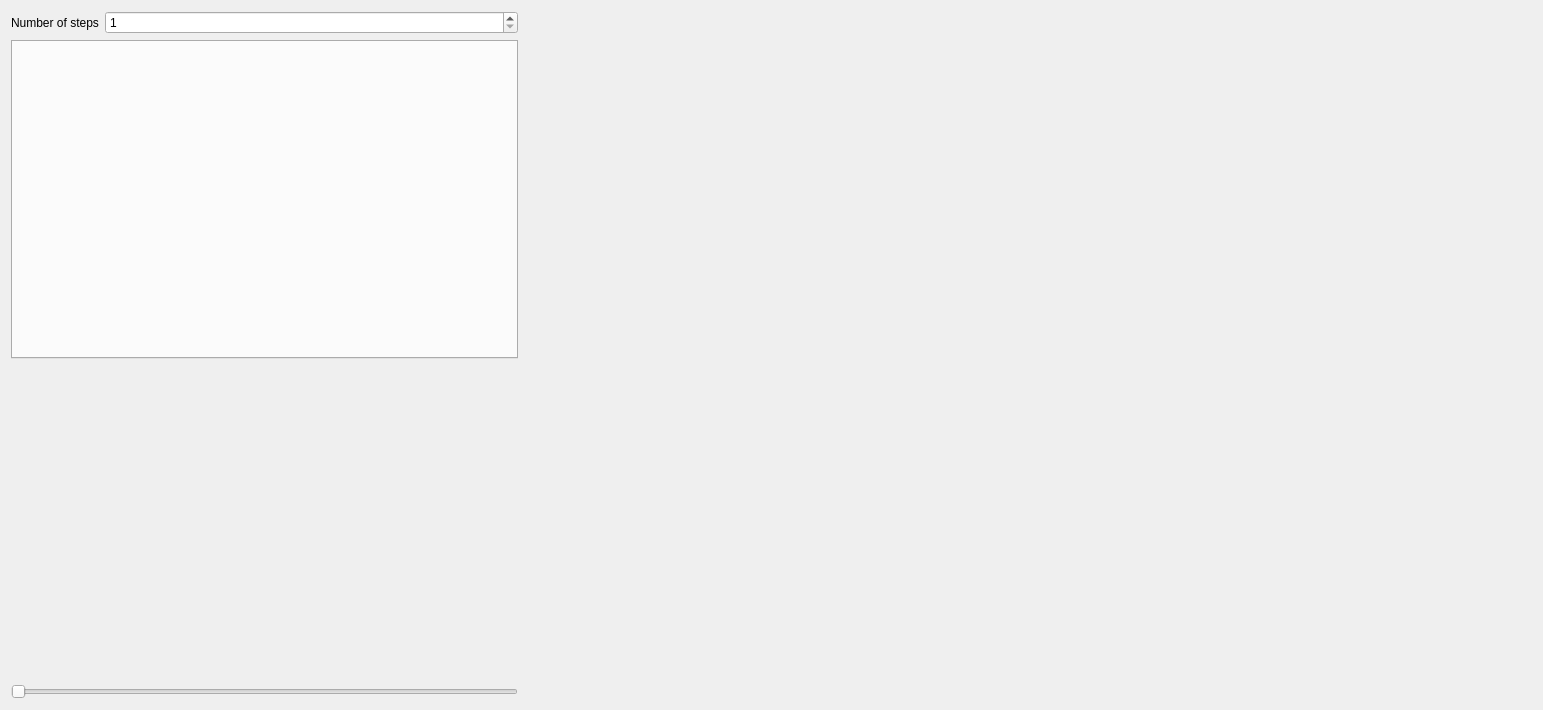
Qt form app/window/pulse_window.ui (teuncm/wormenpracticum) before a commit.
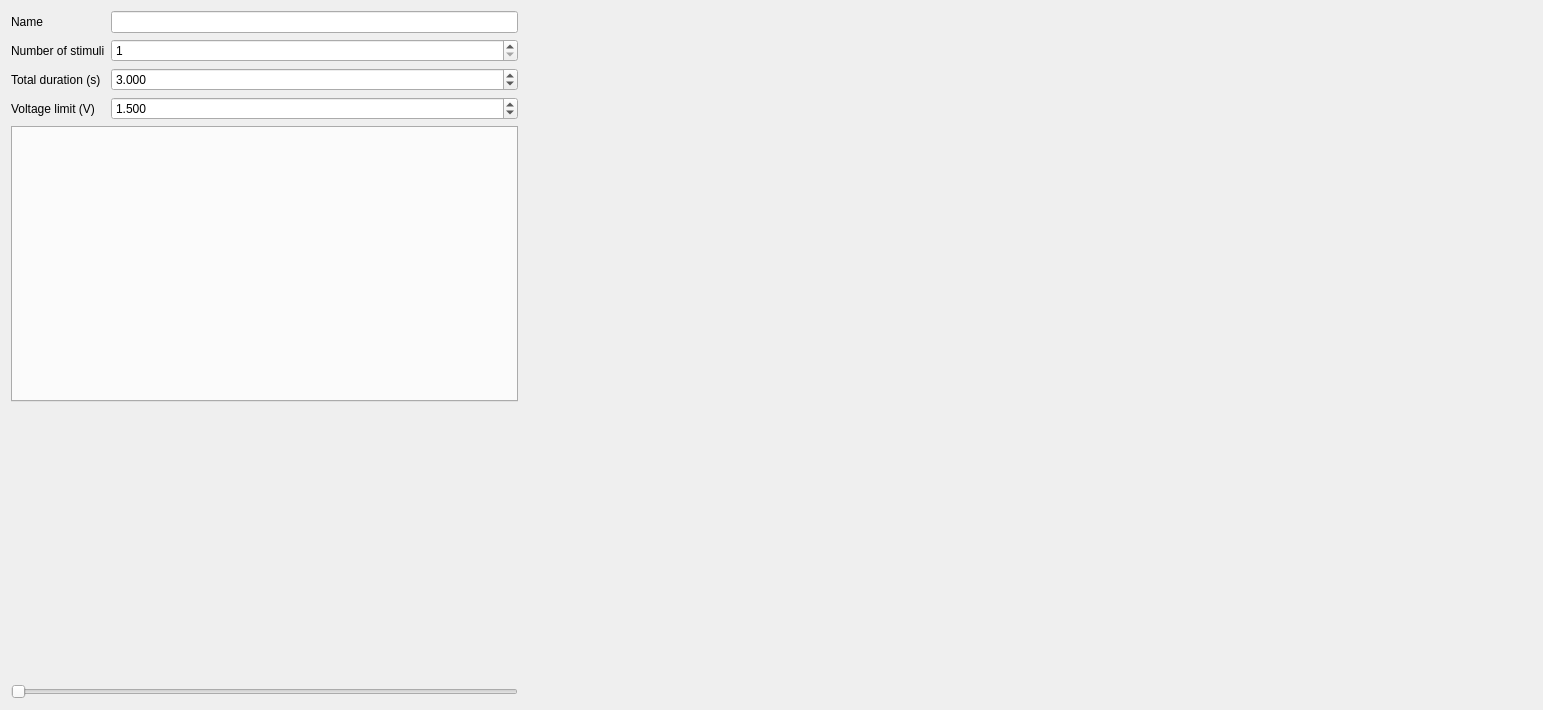
The same form after that commit.

Commit message: Add voltage clipping as input field and to stimulus generator

Diff of the .ui file:
```diff
--- a/app/window/pulse_window.ui
+++ b/app/window/pulse_window.ui
@@ -19,13 +19,23 @@
      <item>
       <layout class="QFormLayout" name="formLayout">
        <item row="0" column="0">
-        <widget class="QLabel" name="nLabel">
+        <widget class="QLabel" name="nameLabel">
          <property name="text">
-          <string>Number of steps</string>
+          <string>Name</string>
          </property>
         </widget>
        </item>
        <item row="0" column="1">
+        <widget class="QLineEdit" name="nameLineEdit"/>
+       </item>
+       <item row="1" column="0">
+        <widget class="QLabel" name="nLabel">
+         <property name="text">
+          <string>Number of stimuli</string>
+         </property>
+        </widget>
+       </item>
+       <item row="1" column="1">
         <widget class="QSpinBox" name="nSpinBox">
          <property name="minimum">
           <number>1</number>
@@ -35,6 +45,52 @@
          </property>
         </widget>
        </item>
+       <item row="2" column="0">
+        <widget class="QLabel" name="durLabel">
+         <property name="text">
+          <string>Total duration (s)</string>
+         </property>
+        </widget>
+       </item>
+       <item row="2" column="1">
+        <widget class="QDoubleSpinBox" name="durSpinBox">
+         <property name="decimals">
+          <number>3</number>
+         </property>
+         <property name="minimum">
+          <double>0.000000000000000</double>
+         </property>
+         <property name="maximum">
+          <double>1000000.000000000000000</double>
+         </property>
+         <property name="value">
+          <double>3.000000000000000</double>
+         </property>
+        </widget>
+       </item>
+       <item row="3" column="0">
+        <widget class="QLabel" name="limitLabel">
+         <property name="text">
+          <string>Voltage limit (V)</string>
+         </property>
+        </widget>
+       </item>
+       <item row="3" column="1">
+        <widget class="QDoubleSpinBox" name="limitSpinBox">
+         <property name="decimals">
+          <number>3</number>
+         </property>
+         <property name="minimum">
+          <double>0.000000000000000</double>
+         </property>
+         <property name="maximum">
+          <double>1000000.000000000000000</double>
+         </property>
+         <property name="value">
+          <double>1.500000000000000</double>
+         </property>
+        </widget>
+       </item>
       </layout>
      </item>
      <item>
```
The commit also changes 3 other files.
